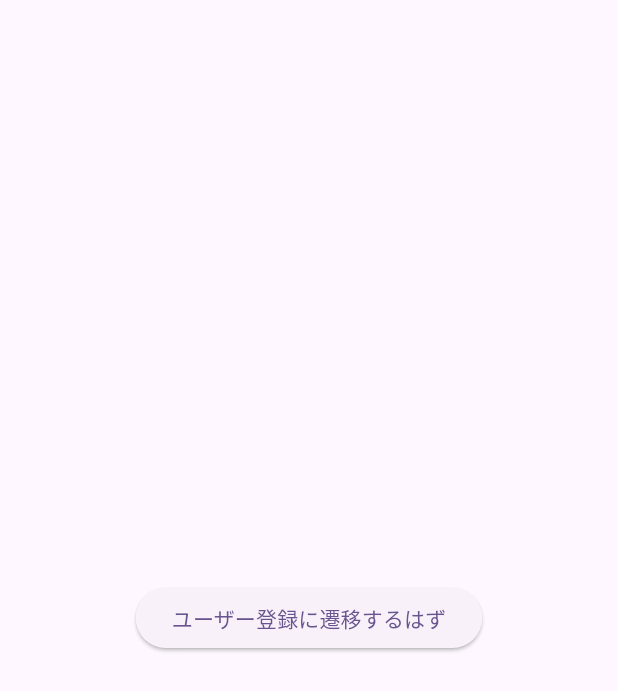
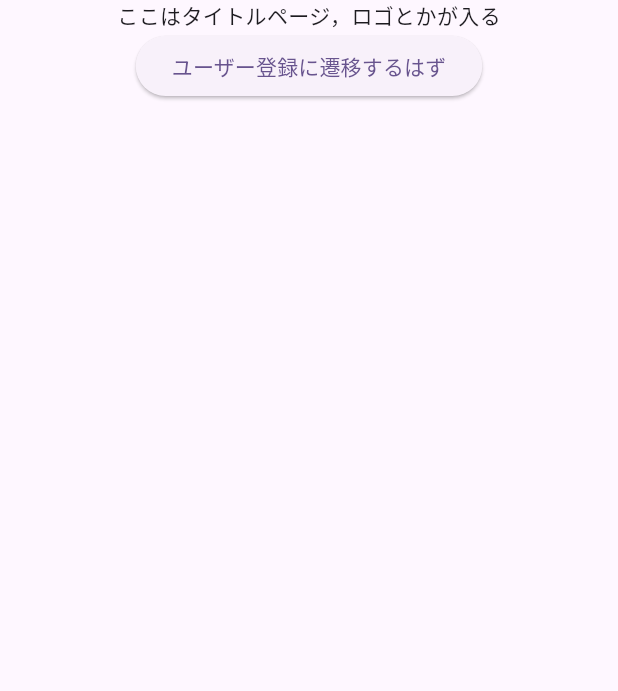
Before and after one commit to Ruri-Kinoshita/niku, a Flutter app: the screen it shows after launch, on a phone screen of 412 x 824 dp. Shown: the top 691 px of the screen. Run offline on Flutter 3.47's test engine with Material 3 defaults, Android fonts, the phone set to English and light mode, and no system bars; our stand-ins replace go_router.

Commit message:
あんま進んでないけど一旦ね

```diff
--- a/lib/titlepage.dart
+++ b/lib/titlepage.dart
@@ -12,11 +12,16 @@ class _TitlePageState extends State<TitlePage> {
   Widget build(BuildContext context) {
     return Scaffold(
         body: Center(
-      child: ElevatedButton(
-          onPressed: () {
-            context.go('/usersetting');
-          },
-          child: Text('ユーザー登録に遷移するはず')),
+      child: Column(
+        children: [
+          Text('ここはタイトルページ，ロゴとかが入る'),
+          ElevatedButton(
+              onPressed: () {
+                context.go('/usersetting');
+              },
+              child: Text('ユーザー登録に遷移するはず')),
+        ],
+      ),
     ));
   }
 }
```
